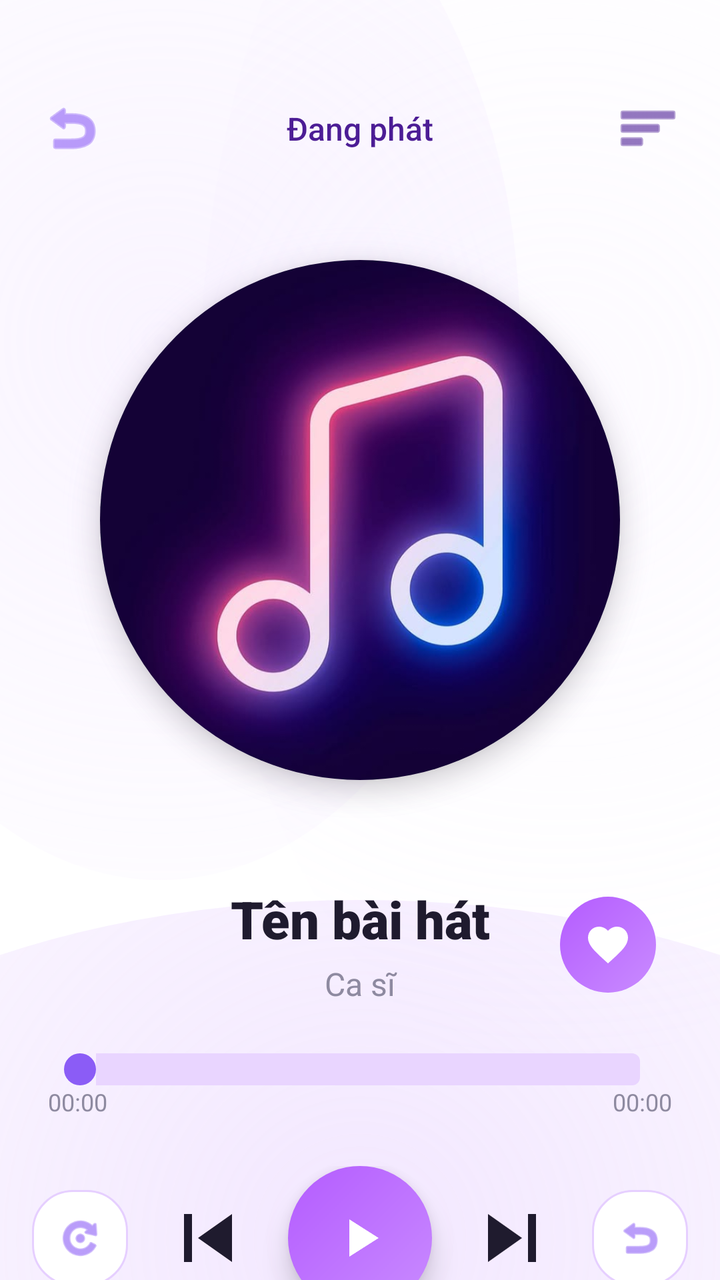
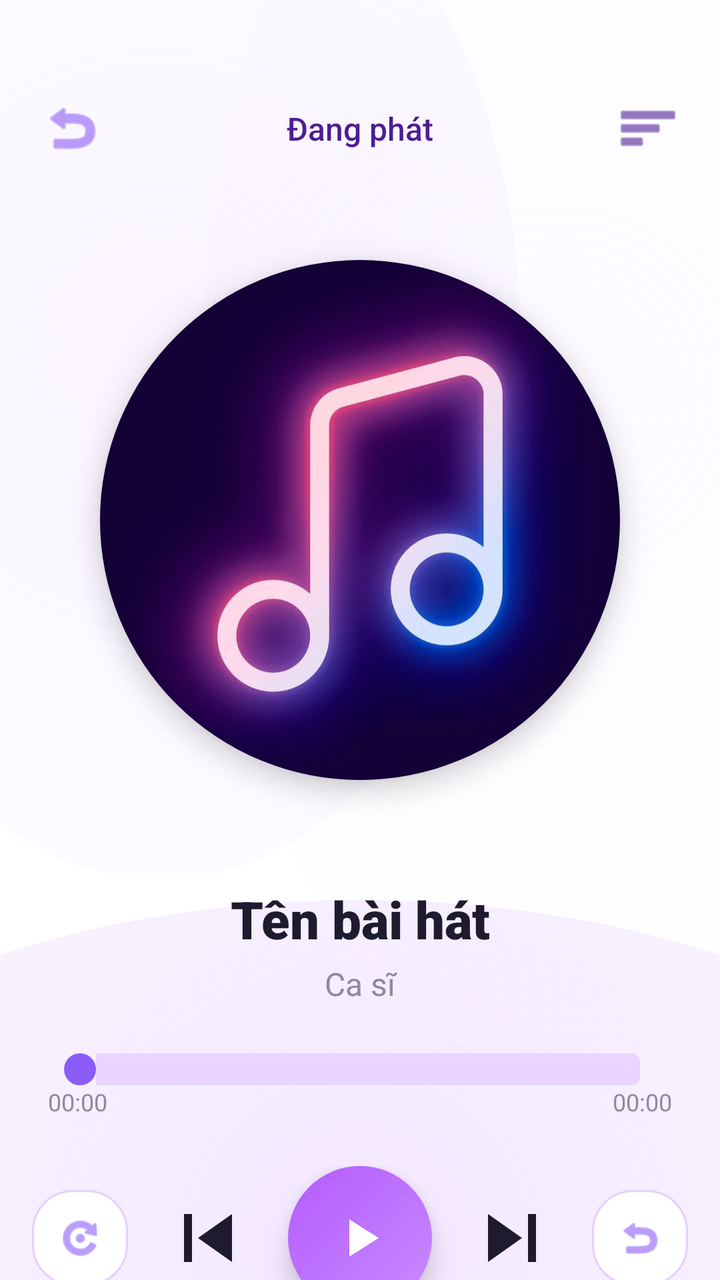

The first picture is an Android layout as it rendered before a commit; the second is the same layout after the commit. The layout source and the unified diff follow.
<!-- AndroidManifest.xml: application theme Theme.LocalMusic -->
<!-- res/layout/activity_player.xml -->
<?xml version="1.0" encoding="utf-8"?>
<androidx.constraintlayout.widget.ConstraintLayout xmlns:android="http://schemas.android.com/apk/res/android"
    xmlns:app="http://schemas.android.com/apk/res-auto"
    android:layout_width="match_parent"
    android:layout_height="match_parent"
    android:background="@drawable/bg_player_wave"> 

    
    <ImageView
        android:id="@+id/btnMinimize"
        android:layout_width="32dp"
        android:layout_height="32dp"
        android:layout_marginStart="20dp"
        android:layout_marginTop="48dp"
        android:src="@android:drawable/ic_menu_revert"
        app:tint="#8B5CF6"
        app:layout_constraintStart_toStartOf="parent"
        app:layout_constraintTop_toTopOf="parent" />

    
    <TextView
        android:id="@+id/tvPlayerTitle"
        android:layout_width="wrap_content"
        android:layout_height="wrap_content"
        android:fontFamily="sans-serif-medium"
        android:text="Đang phát"
        android:textColor="#4C1D95"
        android:textSize="16sp"
        app:layout_constraintTop_toTopOf="@id/btnMinimize"
        app:layout_constraintBottom_toBottomOf="@id/btnMinimize"
        app:layout_constraintStart_toStartOf="parent"
        app:layout_constraintEnd_toEndOf="parent" />

    
    <ImageView
        android:id="@+id/btnMore"
        android:layout_width="32dp"
        android:layout_height="32dp"
        android:layout_marginEnd="20dp"
        android:layout_marginTop="48dp"
        android:src="@android:drawable/ic_menu_sort_by_size"
        app:tint="#4C1D95"
        app:layout_constraintEnd_toEndOf="parent"
        app:layout_constraintTop_toTopOf="parent" />

    
    <View
        android:id="@+id/glowEffect"
        android:layout_width="300dp"
        android:layout_height="300dp"
        android:background="@drawable/bg_glow_circle"
        app:layout_constraintEnd_toEndOf="parent"
        app:layout_constraintStart_toStartOf="parent"
        app:layout_constraintTop_toBottomOf="@id/btnMinimize"
        android:layout_marginTop="30dp" />

    
    <androidx.cardview.widget.CardView
        android:id="@+id/cardCover"
        android:layout_width="260dp"
        android:layout_height="260dp"
        app:cardCornerRadius="130dp"
        app:cardElevation="8dp"
        app:cardBackgroundColor="@android:color/transparent"
        app:layout_constraintEnd_toEndOf="@id/glowEffect"
        app:layout_constraintStart_toStartOf="@id/glowEffect"
        app:layout_constraintTop_toTopOf="@id/glowEffect"
        app:layout_constraintBottom_toBottomOf="@id/glowEffect">

        <ImageView
            android:id="@+id/ivCover"
            android:layout_width="match_parent"
            android:layout_height="match_parent"
            android:scaleType="centerCrop"
            android:src="@drawable/bg_cover_default" />
    </androidx.cardview.widget.CardView>

    
    <TextView
        android:id="@+id/tvSongTitle"
        android:layout_width="0dp"
        android:layout_height="wrap_content"
        android:layout_marginTop="32dp"
        android:layout_marginHorizontal="32dp"
        android:ellipsize="end"
        android:fontFamily="sans-serif-black"
        android:maxLines="1"
        android:text="Tên bài hát"
        android:textColor="#1F1B2E"
        android:textSize="26sp"
        android:gravity="center"
        app:layout_constraintEnd_toEndOf="parent"
        app:layout_constraintStart_toStartOf="parent"
        app:layout_constraintTop_toBottomOf="@id/glowEffect" />

    
    <TextView
        android:id="@+id/tvArtist"
        android:layout_width="0dp"
        android:layout_height="wrap_content"
        android:layout_marginTop="4dp"
        android:layout_marginHorizontal="32dp"
        android:ellipsize="end"
        android:fontFamily="sans-serif"
        android:maxLines="1"
        android:text="Ca sĩ"
        android:textColor="#8E8AA0"
        android:textSize="16sp"
        android:gravity="center"
        app:layout_constraintEnd_toEndOf="parent"
        app:layout_constraintStart_toStartOf="parent"
        app:layout_constraintTop_toBottomOf="@id/tvSongTitle" />

    
    <ImageView
        android:id="@+id/btnFavorite"
        android:layout_width="48dp"
        android:layout_height="48dp"
        android:layout_marginEnd="32dp"
        android:background="@drawable/bg_button_purple"
        android:padding="12dp"
        android:src="@drawable/ic_heart_outline"
        app:tint="@color/white"
        app:layout_constraintBottom_toBottomOf="@id/tvArtist"
        app:layout_constraintEnd_toEndOf="parent"
        app:layout_constraintTop_toTopOf="@id/tvSongTitle" />

    
    <SeekBar
        android:id="@+id/seekBar"
        android:layout_width="0dp"
        android:layout_height="wrap_content"
        android:layout_marginTop="24dp"
        android:layout_marginHorizontal="24dp"
        android:progressDrawable="@drawable/custom_seekbar_progress"
        android:thumb="@drawable/custom_seekbar_thumb"
        app:layout_constraintEnd_toEndOf="parent"
        app:layout_constraintStart_toStartOf="parent"
        app:layout_constraintTop_toBottomOf="@id/tvArtist" />

    <TextView
        android:id="@+id/tvCurrentTime"
        android:layout_width="wrap_content"
        android:layout_height="wrap_content"
        android:layout_marginStart="24dp"
        android:text="00:00"
        android:textColor="#8E8AA0"
        android:textSize="12sp"
        app:layout_constraintStart_toStartOf="parent"
        app:layout_constraintTop_toBottomOf="@id/seekBar" />

    <TextView
        android:id="@+id/tvTotalTime"
        android:layout_width="wrap_content"
        android:layout_height="wrap_content"
        android:layout_marginEnd="24dp"
        android:text="00:00"
        android:textColor="#8E8AA0"
        android:textSize="12sp"
        app:layout_constraintEnd_toEndOf="parent"
        app:layout_constraintTop_toBottomOf="@id/seekBar" />

    
    <LinearLayout
        android:id="@+id/controlsLayout"
        android:layout_width="match_parent"
        android:layout_height="wrap_content"
        android:layout_marginTop="24dp"
        android:gravity="center"
        android:orientation="horizontal"
        app:layout_constraintTop_toBottomOf="@id/tvCurrentTime">

        <ImageView
            android:id="@+id/btnShuffle"
            android:layout_width="48dp"
            android:layout_height="48dp"
            android:background="@drawable/bg_category_inactive"
            android:padding="12dp"
            android:src="@android:drawable/ic_menu_rotate"
            app:tint="#8B5CF6" />

        <ImageView
            android:id="@+id/btnPrev"
            android:layout_width="48dp"
            android:layout_height="48dp"
            android:layout_marginHorizontal="16dp"
            android:src="@drawable/ic_prev"
            app:tint="#1F1B2E" />

        <ImageView
            android:id="@+id/btnPlayPause"
            android:layout_width="72dp"
            android:layout_height="72dp"
            android:background="@drawable/bg_button_purple"
            android:elevation="8dp"
            android:padding="20dp"
            android:src="@drawable/ic_play"
            app:tint="@color/white" />

        <ImageView
            android:id="@+id/btnNext"
            android:layout_width="48dp"
            android:layout_height="48dp"
            android:layout_marginHorizontal="16dp"
            android:src="@drawable/ic_next"
            app:tint="#1F1B2E" />

        <ImageView
            android:id="@+id/btnRepeat"
            android:layout_width="48dp"
            android:layout_height="48dp"
            android:background="@drawable/bg_category_inactive"
            android:padding="12dp"
            android:src="@android:drawable/ic_menu_revert"
            app:tint="#8B5CF6" />
    </LinearLayout>

</androidx.constraintlayout.widget.ConstraintLayout>
<!-- resources referenced by this layout -->
<resources>
  <color name="white">#FFFFFF</color>
  <!-- drawable bg_button_purple (drawable) -->
  <shape xmlns:android="http://schemas.android.com/apk/res/android"
      android:shape="oval">
      <gradient android:angle="135"
          android:startColor="#C98BFF"
          android:endColor="#B45CFF" />
  </shape>
  <!-- drawable bg_category_inactive (drawable) -->
  <shape xmlns:android="http://schemas.android.com/apk/res/android">
      <solid android:color="#FFFFFF" />
      <corners android:radius="20dp" />
      <stroke android:width="1dp" android:color="#E6CFFF" />
  </shape>
  <!-- drawable bg_glow_circle (drawable) -->
  <?xml version="1.0" encoding="utf-8"?>
  <shape xmlns:android="http://schemas.android.com/apk/res/android" android:shape="oval">
      
      <gradient
          android:startColor="#80D8B4FE"
          android:centerColor="#20D8B4FE"
          android:endColor="#00D8B4FE"
          android:type="radial"
          android:gradientRadius="150dp" />
  </shape>
  <!-- drawable custom_seekbar_progress (drawable) -->
  <?xml version="1.0" encoding="utf-8"?>
  <layer-list xmlns:android="http://schemas.android.com/apk/res/android">
      
      <item android:id="@android:id/background">
          <shape>
              <corners android:radius="4dp" />
              <solid android:color="#E9D5FF" />
          </shape>
      </item>
      
      <item android:id="@android:id/progress">
          <clip>
              <shape>
                  <corners android:radius="4dp" />
                  <solid android:color="#8B5CF6" />
              </shape>
          </clip>
      </item>
  </layer-list>
  <!-- drawable custom_seekbar_thumb (drawable) -->
  <?xml version="1.0" encoding="utf-8"?>
  <shape xmlns:android="http://schemas.android.com/apk/res/android"
      android:shape="oval">
      <solid android:color="#8B5CF6" />
      <size android:width="16dp" android:height="16dp" />
  </shape>
  <!-- drawable ic_heart_outline (drawable) -->
  <vector xmlns:android="http://schemas.android.com/apk/res/android"
      android:width="24dp" android:height="24dp"
      android:viewportWidth="24" android:viewportHeight="24"
      android:tint="#6B6880">
      <path android:fillColor="@android:color/white" android:pathData="M12,21.35l-1.45,-1.32C5.4,15.36 2,12.28 2,8.5 2,5.42 4.42,3 7.5,3c1.74,0 3.41,0.81 4.5,2.09C13.09,3.81 14.76,3 16.5,3 19.58,3 22,5.42 22,8.5c0,3.78 -3.4,6.86 -8.55,11.54L12,21.35z"/>
  </vector>
  <!-- drawable ic_next (drawable) -->
  <vector xmlns:android="http://schemas.android.com/apk/res/android" android:width="24dp" android:height="24dp" android:viewportWidth="24" android:viewportHeight="24">
      <path android:fillColor="#333333" android:pathData="M6,18l8.5,-6L6,6v12zM16,6v12h2V6h-2z"/>
  </vector>
  <!-- drawable ic_play (drawable) -->
  <vector xmlns:android="http://schemas.android.com/apk/res/android" android:width="24dp" android:height="24dp" android:viewportWidth="24" android:viewportHeight="24">
      <path android:fillColor="#FFFFFF" android:pathData="M8,5v14l11,-7z"/>
  </vector>
  <!-- drawable ic_prev (drawable) -->
  <vector xmlns:android="http://schemas.android.com/apk/res/android" android:width="24dp" android:height="24dp" android:viewportWidth="24" android:viewportHeight="24">
      <path android:fillColor="#333333" android:pathData="M6,6h2v12H6zm3.5,6l8.5,6V6z"/>
  </vector>
  <style name="Theme.LocalMusic" parent="Theme.Material3.Light.NoActionBar">
          <item name="android:statusBarColor">@color/white</item>
          <item name="android:windowLightStatusBar">true</item>
          <item name="android:windowSplashScreenBackground">#000000</item>
          <item name="android:windowSplashScreenAnimatedIcon">@drawable/logo</item>
      </style>
  <!-- unchanged entries left out for length: 3 -->
</resources>

<!-- the commit's change to res/layout/activity_player.xml (unified diff, before → after) -->
@@ -3,7 +3,7 @@
     xmlns:app="http://schemas.android.com/apk/res-auto"
     android:layout_width="match_parent"
     android:layout_height="match_parent"
-    android:background="@drawable/bg_player_wave"> 
+    android:background="@drawable/bg_player_wave">
 
     
     <ImageView
@@ -112,18 +112,6 @@
         app:layout_constraintTop_toBottomOf="@id/tvSongTitle" />
 
     
-    <ImageView
-        android:id="@+id/btnFavorite"
-        android:layout_width="48dp"
-        android:layout_height="48dp"
-        android:layout_marginEnd="32dp"
-        android:background="@drawable/bg_button_purple"
-        android:padding="12dp"
-        android:src="@drawable/ic_heart_outline"
-        app:tint="@color/white"
-        app:layout_constraintBottom_toBottomOf="@id/tvArtist"
-        app:layout_constraintEnd_toEndOf="parent"
-        app:layout_constraintTop_toTopOf="@id/tvSongTitle" />
 
     
     <SeekBar
@@ -215,4 +203,58 @@
             app:tint="#8B5CF6" />
     </LinearLayout>
 
+    
+    <LinearLayout
+        android:id="@+id/bottomButtonsLayout"
+        android:layout_width="match_parent"
+        android:layout_height="wrap_content"
+        android:layout_marginTop="24dp"
+        android:gravity="center"
+        android:orientation="horizontal"
+        app:layout_constraintTop_toBottomOf="@id/controlsLayout">
+
+        
+        <TextView
+            android:id="@+id/btnFavoriteBottom"
+            android:layout_width="wrap_content"
+            android:layout_height="wrap_content"
+            android:background="@drawable/bg_category_inactive"
+            android:drawableStart="@drawable/ic_heart_outline"
+            android:drawablePadding="8dp"
+            android:gravity="center_vertical"
+            android:paddingHorizontal="16dp"
+            android:paddingVertical="10dp"
+            android:text="Yêu thích"
+            android:textColor="#1F1B2E"
+            android:textSize="13sp" />
+
+        <TextView
+            android:layout_width="wrap_content"
+            android:layout_height="wrap_content"
+            android:layout_marginStart="12dp"
+            android:background="@drawable/bg_category_inactive"
+            android:drawableStart="@android:drawable/ic_input_add"
+            android:drawablePadding="8dp"
+            android:gravity="center_vertical"
+            android:paddingHorizontal="16dp"
+            android:paddingVertical="10dp"
+            android:text="Thêm vào"
+            android:textColor="#1F1B2E"
+            android:textSize="13sp" />
+
+        <TextView
+            android:layout_width="wrap_content"
+            android:layout_height="wrap_content"
+            android:layout_marginStart="12dp"
+            android:background="@drawable/bg_category_inactive"
+            android:drawableStart="@android:drawable/ic_menu_info_details"
+            android:drawablePadding="8dp"
+            android:gravity="center_vertical"
+            android:paddingHorizontal="16dp"
+            android:paddingVertical="10dp"
+            android:text="Thông tin"
+            android:textColor="#1F1B2E"
+            android:textSize="13sp" />
+    </LinearLayout>
+
 </androidx.constraintlayout.widget.ConstraintLayout>
